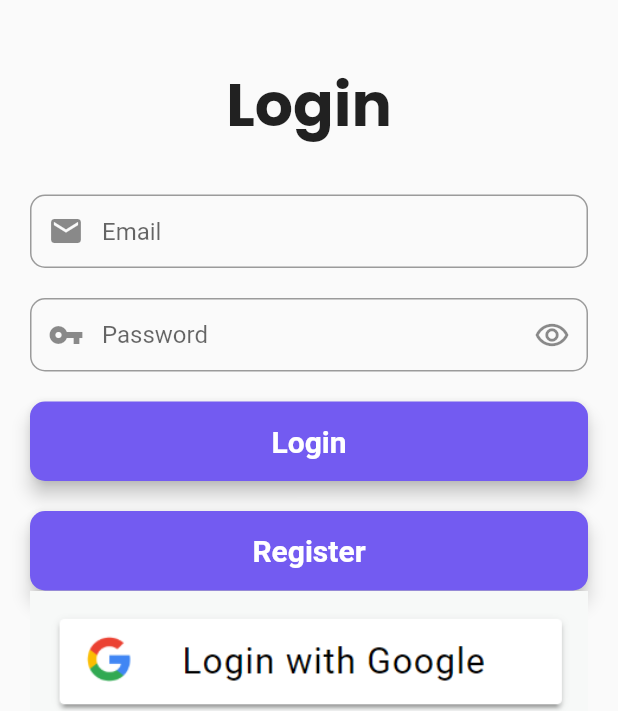
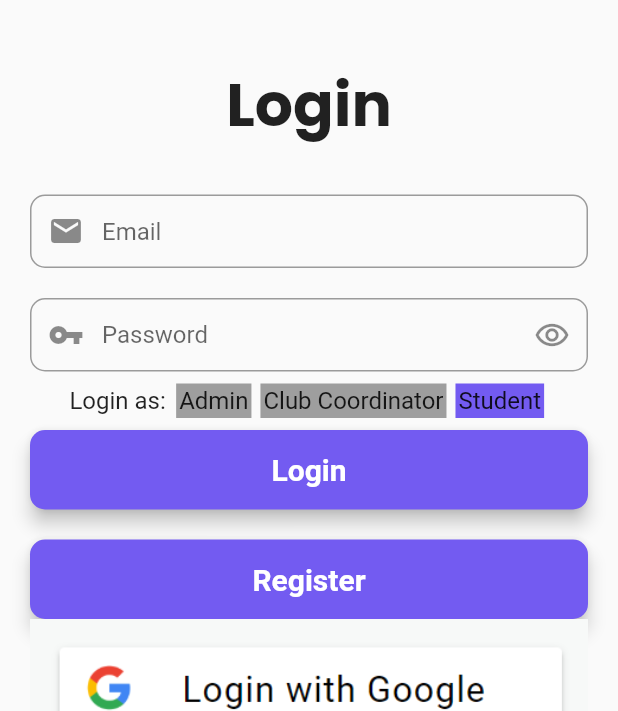
Before and after one commit to nandanmagdum/Auditorium-Management-System, a Flutter app: the screen it shows after launch, on a phone screen of 412 x 824 dp, the part 525-1236 px from its top. Run offline on Flutter 3.47's test engine with Material 2 defaults, Android fonts, the phone set to English and light mode, and no system bars; our stand-ins replace cloud_firestore, firebase_auth, firebase_core, google_sign_in, test_api; accounts and stored records are empty.

Commit message:
latest commit

```diff
--- a/lib/screens/const.dart
+++ b/lib/screens/const.dart
@@ -1,3 +1,5 @@
 import 'package:flutter/material.dart';
 
 Color buttonColor = Color.fromARGB(255, 115, 91, 241);
+Color notselected = Colors.grey;
+Color selected = buttonColor;
--- a/lib/screens/login.dart
+++ b/lib/screens/login.dart
@@ -16,10 +16,15 @@ class _LoginScreenState extends State<LoginScreen> {
   Auth auth = Auth();
   // form key
   final _formKey = GlobalKey<FormState>();
-
+  Color adminColor = notselected;
+  Color ClubColor = notselected;
+  Color StudentColor = selected;
+  String role = "student";
   // editing controller
   final TextEditingController emailController = TextEditingController();
   final TextEditingController passwordController = TextEditingController();
+  List<String> roles = ['Admin', 'Club Co-ordinator', 'Student'];
+  var selectedItem = 'Student';
   bool IsPassVisible = false;
   Icon suffix = const Icon(Icons.remove_red_eye_outlined);
   // firebase
@@ -185,7 +190,47 @@ class _LoginScreenState extends State<LoginScreen> {
               emailField,
               SizedBox(height: 20,),
               passwordField,
-              SizedBox(height: 20,),
+              SizedBox(height: 5,),
+              Row(
+                mainAxisAlignment: MainAxisAlignment.center,
+                crossAxisAlignment: CrossAxisAlignment.center,
+                children: [
+                  Text("Login as: ", style: TextStyle(fontSize: 16),),
+                  GestureDetector(onTap: (){
+                    setState(() {
+                      role = "admin";
+                      print("admin selecrted");
+                      adminColor = selected;
+                      ClubColor = notselected;
+                      StudentColor = notselected;
+                    });
+                  },child: Container(margin: EdgeInsets.all(3),padding: EdgeInsets.all(2),color: adminColor,child: Text("Admin", style: TextStyle(fontSize: 16),),)),
+                  GestureDetector(
+                  onTap: (){
+                    setState(() {
+                      role = "club";
+                      print("Club selecrted");
+                      adminColor = notselected;
+                      ClubColor = selected;
+                      StudentColor = notselected;
+                    });
+                  }
+                  ,child: Container(margin: EdgeInsets.all(3),padding: EdgeInsets.all(2),color: ClubColor,child: Text("Club Coordinator", style: TextStyle(fontSize: 16),),)),
+                  GestureDetector(
+                  onTap: (){
+                    setState(() {
+                      role = "student";
+                      print("club selecrted");
+                      adminColor = notselected;
+                      ClubColor = notselected;
+                      StudentColor = selected;
+                    });
+                  },
+                      child: Container(margin: EdgeInsets.all(3),padding: EdgeInsets.all(2),color: StudentColor,child: Text("Student", style: TextStyle(fontSize: 16),),)),
+
+                ],
+              ),
+              SizedBox(height: 5,),
           Material(
             elevation: 5,
             borderRadius: BorderRadius.circular(10),
@@ -195,6 +240,10 @@ class _LoginScreenState extends State<LoginScreen> {
                   padding: const EdgeInsets.fromLTRB(20, 15, 20, 15),
                   minWidth: MediaQuery.of(context).size.width,
                   onPressed: () async {
+                    if(adminColor == selected && emailController.text != 'n@gmail.com'){
+                        showErrorSnackbar(context, "YOU ARE NOT ADMIN");
+                        return ;
+                    }
                     try{
                       await auth.signinemailpass(emailController.text, passwordController.text)
                           .then((value) => HomeScreen());
@@ -221,6 +270,10 @@ class _LoginScreenState extends State<LoginScreen> {
                   padding: const EdgeInsets.fromLTRB(20, 15, 20, 15),
                   minWidth: MediaQuery.of(context).size.width,
                   onPressed: () async{
+                    if(adminColor == selected) {
+                      showErrorSnackbar(context, "Admin cannot be created");
+                      return ;
+                    }
                     try{
                       await auth.registeruser(emailController.text, passwordController.text)
                           .then((value) => HomeScreen());
```
